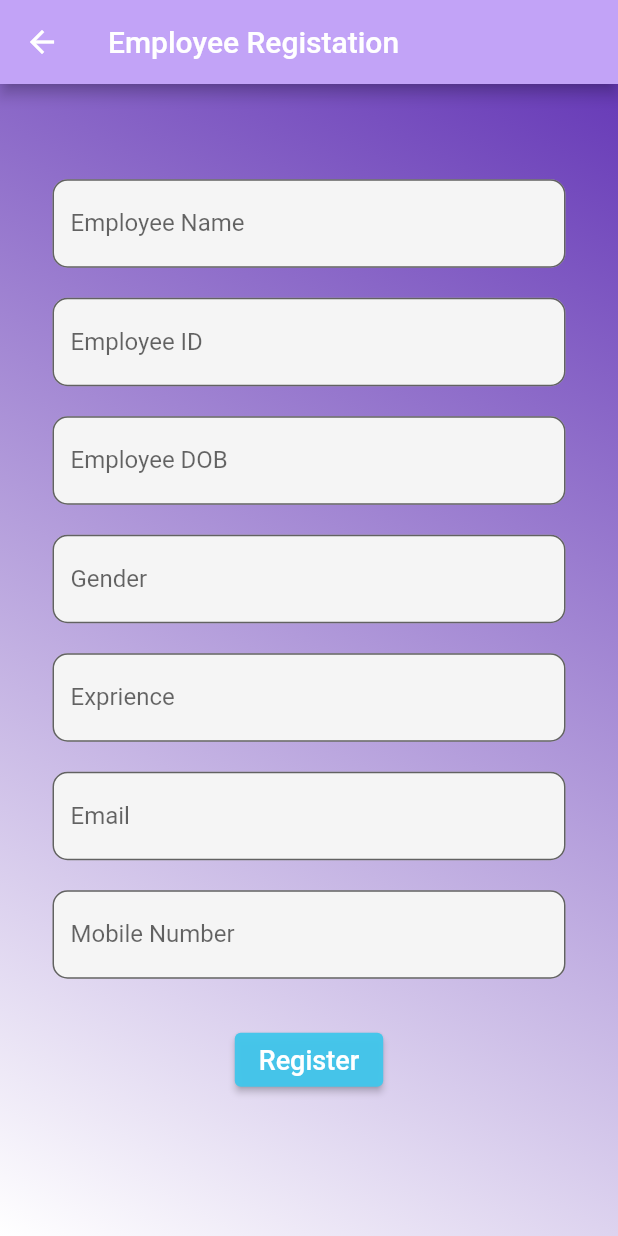
After one commit to arundasgithub/salary_app, a Flutter app: the AdminHomePage screen opened directly, after a tap on "Employee Registation", on a phone screen of 412 x 824 dp. The commit adds this screen. Run offline on Flutter 3.47's test engine with Material 2 defaults, Android fonts, the phone set to English and light mode, and no system bars; our stand-ins replace simple_animations.

Commit message:
Admin page added
Admin page added

```diff
--- /dev/null
+++ b/lib/admin/addemp.dart
@@ -0,0 +1,176 @@
+import 'package:flutter/material.dart';
+
+void main() => runApp(AddEmploye());
+
+class AddEmploye extends StatefulWidget {
+  @override
+  _AddEmployeState createState() => _AddEmployeState();
+}
+
+Widget build(BuildContext context) {
+  return MaterialApp(
+    home: AddEmploye(),
+  );
+}
+
+class _AddEmployeState extends State<AddEmploye> {
+  @override
+  Widget build(BuildContext context) {
+    return Scaffold(
+      appBar: AppBar(
+        backgroundColor: Color.fromARGB(255, 194, 163, 247),
+        title: const Text('Employee Registation'),
+      ),
+      body: Center(
+        child: Container(
+          decoration: BoxDecoration(
+              gradient: LinearGradient(
+            begin: Alignment.topRight,
+            end: Alignment.bottomLeft,
+            colors: [
+              Colors.deepPurple,
+              Colors.white,
+            ],
+          )),
+          child: Center(
+            child: Column(
+              mainAxisAlignment: MainAxisAlignment.center,
+              children: [
+                SingleChildScrollView(
+                  child: Container(
+                    padding: EdgeInsets.only(
+                      //top: MediaQuery.of(context).size.height * 0.1,
+                      left: 35,
+                      right: 35,
+                    ),
+                    child: Column(
+                      children: [
+                        TextField(
+                          //controller: emailController,
+                          decoration: InputDecoration(
+                            labelText: 'Employee Name',
+                            fillColor: Colors.grey.shade100,
+                            filled: true,
+                            border: OutlineInputBorder(
+                              borderRadius: BorderRadius.circular(10.0),
+                            ),
+                          ),
+                        ),
+                        SizedBox(height: 20.0),
+                        TextField(
+                          //controller: emailController,
+                          decoration: InputDecoration(
+                            labelText: 'Employee ID',
+                            fillColor: Colors.grey.shade100,
+                            filled: true,
+                            border: OutlineInputBorder(
+                              borderRadius: BorderRadius.circular(10.0),
+                            ),
+                          ),
+                        ),
+                        SizedBox(height: 20.0),
+                        TextField(
+                          //controller: emailController,
+                          decoration: InputDecoration(
+                            labelText: 'Employee DOB',
+                            fillColor: Colors.grey.shade100,
+                            filled: true,
+                            border: OutlineInputBorder(
+                              borderRadius: BorderRadius.circular(10.0),
+                            ),
+                          ),
+                        ),
+                        SizedBox(height: 20.0),
+                        TextField(
+                          //controller: emailController,
+                          decoration: InputDecoration(
+                            labelText: 'Gender',
+                            fillColor: Colors.grey.shade100,
+                            filled: true,
+                            border: OutlineInputBorder(
+                              borderRadius: BorderRadius.circular(10.0),
+                            ),
+                          ),
+                        ),
+                        SizedBox(height: 20.0),
+                        TextField(
+                          //controller: emailController,
+                          decoration: InputDecoration(
+                            labelText: 'Exprience',
+                            fillColor: Colors.grey.shade100,
+                            filled: true,
+                            border: OutlineInputBorder(
+                              borderRadius: BorderRadius.circular(10.0),
+                            ),
+                          ),
+                        ),
+                        SizedBox(height: 20.0),
+                        TextField(
+                          //controller: emailController,
+                          decoration: InputDecoration(
+                            labelText: 'Email',
+                            fillColor: Colors.grey.shade100,
+                            filled: true,
+                            border: OutlineInputBorder(
+                              borderRadius: BorderRadius.circular(10.0),
+                            ),
+                          ),
+                        ),
+                        SizedBox(height: 20.0),
+                        TextFormField(
+                          //controller: passwordController,
+                          obscureText: true,
+                          decoration: InputDecoration(
+                            labelText: 'Mobile Number',
+                            fillColor: Colors.grey.shade100,
+                            filled: true,
+                            // hintText: 'Password',
+                            border: OutlineInputBorder(
+                              borderRadius: BorderRadius.circular(10.0),
+                            ),
+                          ),
+                        ),
+                        SizedBox(height: 30.0),
+                        Row(
+                          mainAxisAlignment: MainAxisAlignment.center,
+                          children: [
+                            ElevatedButton(
+                                style: ElevatedButton.styleFrom(
+                                  //maximumSize: Size(10.0, 90.0),
+                                  //minimumSize: Size(170.0, 60.0),
+                                  primary: Color.fromARGB(245, 65, 198, 235),
+                                  //shape: StadiumBorder(),
+                                ),
+                                onPressed: () {
+                                  //Loginfunction();
+                                },
+                                child: Row(
+                                  mainAxisAlignment:
+                                      MainAxisAlignment.spaceBetween,
+                                  //crossAxisAlignment: CrossAxisAlignment.center,
+                                  children: [
+                                    Text(
+                                      'Register',
+                                      style: TextStyle(fontSize: 18),
+                                    ),
+                                    // Icon(
+                                    //   Icons.lock,
+                                    //   color: Color.fromARGB(255, 24, 48, 58),
+                                    // ),
+                                  ],
+                                )),
+                          ],
+                        ),
+                        SizedBox(height: 30.0),
+                      ],
+                    ),
+                  ),
+                ),
+              ],
+            ),
+          ),
+        ),
+      ),
+    );
+  }
+}
--- /dev/null
+++ b/lib/admin/home.dart
@@ -0,0 +1,87 @@
+import 'package:flutter/material.dart';
+import 'package:pagaar/admin/Emp_Profile.dart';
+import 'package:pagaar/admin/Emp_attandance.dart';
+import 'package:pagaar/admin/addemp.dart';
+
+void main() {
+  runApp(AdminHome());
+}
+
+class AdminHome extends StatelessWidget {
+  @override
+  Widget build(BuildContext context) {
+    return MaterialApp(
+      title: 'Flutter Demo',
+      theme: ThemeData(
+        primarySwatch: Colors.blue,
+        visualDensity: VisualDensity.adaptivePlatformDensity,
+      ),
+      home: AdminHomePage(),
+    );
+  }
+}
+
+class AdminHomePage extends StatelessWidget {
+  @override
+  Widget build(BuildContext context) {
+    return Scaffold(
+      appBar: AppBar(
+        backgroundColor: Color.fromARGB(255, 90, 81, 225),
+        title: Text('Admin Home'),
+      ),
+      body: Center(
+        child: Container(
+          decoration: BoxDecoration(
+              gradient: LinearGradient(
+            begin: Alignment.topRight,
+            end: Alignment.bottomLeft,
+            colors: [
+              Color.fromARGB(255, 90, 81, 225),
+              Colors.white,
+            ],
+          )),
+          child: Center(
+            child: Column(
+              mainAxisAlignment: MainAxisAlignment.center,
+              children: <Widget>[
+                FlatButton(
+                  color: Color.fromARGB(255, 12, 167, 229),
+                  textColor: Colors.white,
+                  child: Text("Employee Registation"),
+                  onPressed: () {
+                    Navigator.of(context).push(
+                        MaterialPageRoute(builder: (context) => AddEmploye()));
+                    print("BY");
+                  },
+                ),
+                SizedBox(width: 5),
+                FlatButton(
+                  color: Color.fromARGB(255, 12, 167, 229),
+                  textColor: Colors.white,
+                  child: Text("Employee Profile"),
+                  onPressed: () {
+                    Navigator.of(context).push(
+                        MaterialPageRoute(builder: (context) => EmpProfile()));
+                    print("Hello");
+                  },
+                ),
+                SizedBox(width: 5),
+                FlatButton(
+                  color: Color.fromARGB(255, 12, 167, 229),
+                  textColor: Colors.white,
+                  child: Text("Employee Attendence"),
+                  onPressed: () {
+                    Navigator.of(context).push(MaterialPageRoute(
+                        builder: (context) => EmpAttendence()));
+                    //print("BY");
+                  },
+                ),
+                SizedBox(width: 5),
+              ],
+            ),
+          ),
+        ),
+      ),
+    );
+  }
+}
```
Also changed, not shown: lib/admin/Emp_Profile.dart (added, +74 -0 lines), lib/admin/Emp_attandance.dart (added, +74 -0 lines), lib/admin/designs.dart (added, +38 -0 lines), lib/employee/emp_dashboard.dart (added, +108 -0 lines), lib/employee/emp_sidemenu.dart (added, +73 -0 lines), lib/login/login.dart (+60 -6 lines), assets/images/add_emp.jpg (added).
